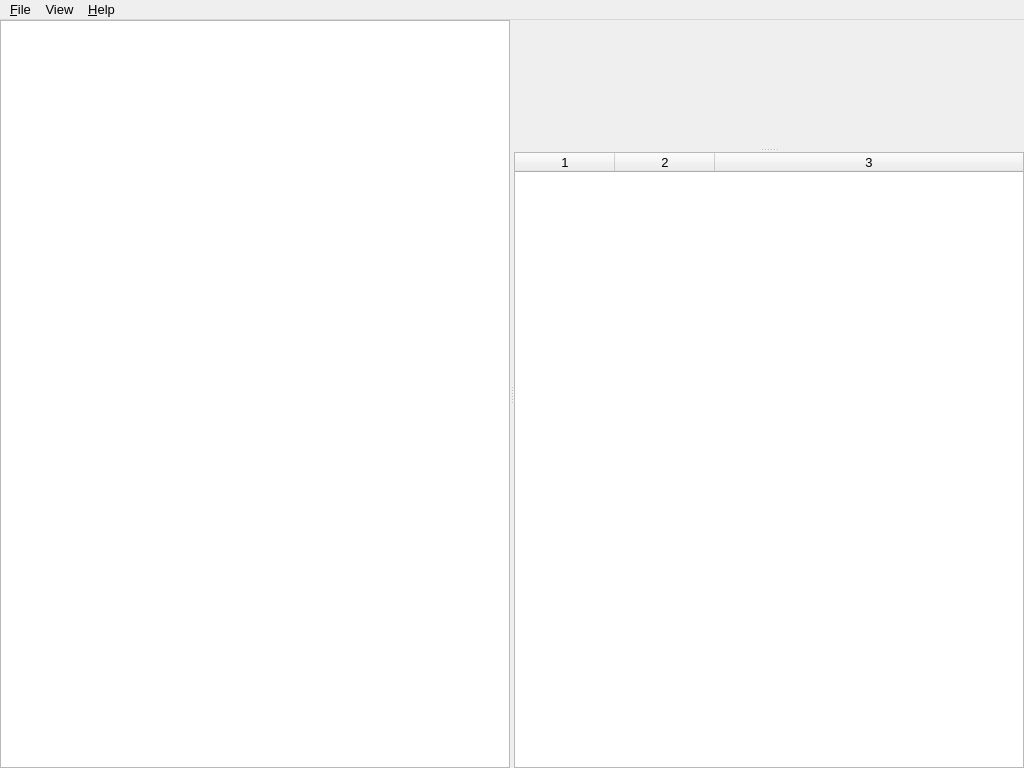
First picture: the form in src/gui/applicationwindow_view.ui, repository eseo-emc/emctestbench, before the edit.
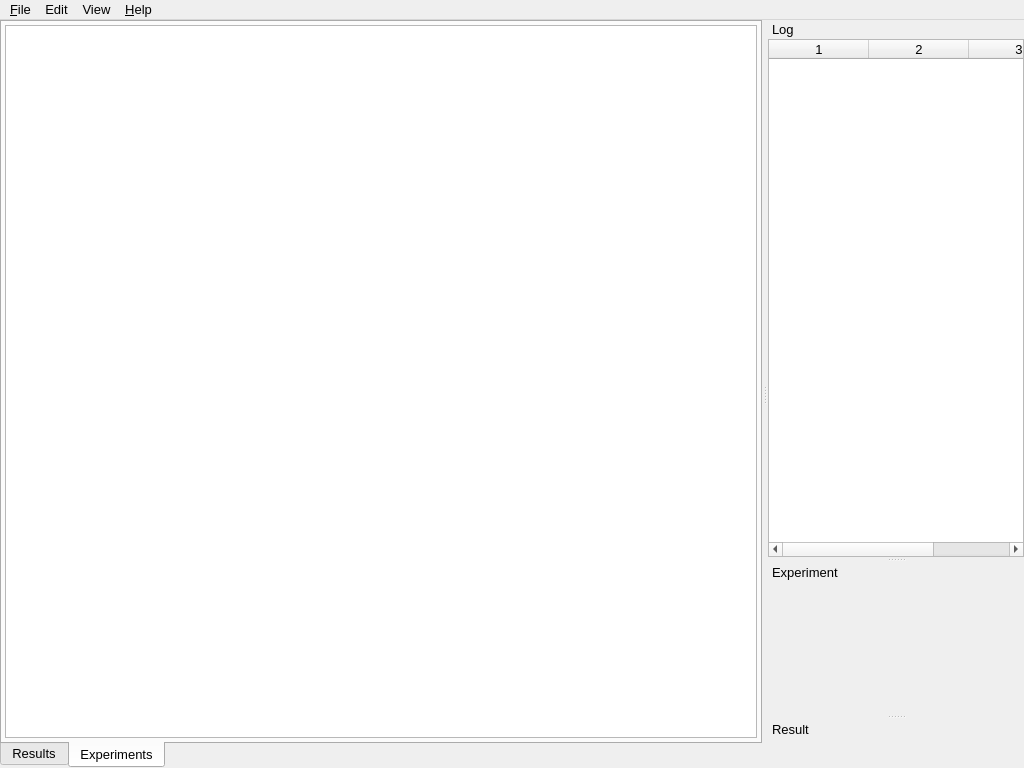
Second picture: the form after the edit. The open tabs and pages were chosen to show the change. Custom widgets are drawn as their Qt base class.

The edit to the form file:
```diff
--- a/src/gui/applicationwindow_view.ui
+++ b/src/gui/applicationwindow_view.ui
@@ -18,118 +18,86 @@
   <property name="windowTitle">
    <string>EMC Testbench</string>
   </property>
+  <property name="dockNestingEnabled">
+   <bool>true</bool>
+  </property>
   <widget class="QWidget" name="centralwidget">
-   <layout class="QHBoxLayout" name="horizontalLayout">
+   <layout class="QVBoxLayout" name="verticalLayout_2">
     <property name="margin">
      <number>0</number>
     </property>
     <item>
-     <widget class="QSplitter" name="splitter_2">
-      <property name="orientation">
-       <enum>Qt::Horizontal</enum>
+     <widget class="QTabWidget" name="mainTabWidget">
+      <property name="tabPosition">
+       <enum>QTabWidget::South</enum>
       </property>
-      <widget class="SystemTreeWidget" name="systemTree">
-       <property name="contextMenuPolicy">
-        <enum>Qt::CustomContextMenu</enum>
-       </property>
-       <property name="iconSize">
-        <size>
-         <width>18</width>
-         <height>18</height>
-        </size>
-       </property>
-       <property name="columnCount">
-        <number>1</number>
-       </property>
-       <attribute name="headerVisible">
-        <bool>false</bool>
+      <property name="currentIndex">
+       <number>0</number>
+      </property>
+      <widget class="QWidget" name="resultsTab">
+       <attribute name="title">
+        <string>Results</string>
        </attribute>
-       <attribute name="headerMinimumSectionSize">
-        <number>1</number>
-       </attribute>
-       <column>
-        <property name="text">
-         <string notr="true">1</string>
+       <layout class="QHBoxLayout" name="horizontalLayout_5">
+        <property name="leftMargin">
+         <number>3</number>
         </property>
-       </column>
+        <property name="topMargin">
+         <number>3</number>
+        </property>
+        <property name="rightMargin">
+         <number>3</number>
+        </property>
+        <property name="bottomMargin">
+         <number>6</number>
+        </property>
+        <item>
+         <widget class="ExperimentResultCollectionController" name="experimentResultTree" native="true"/>
+        </item>
+       </layout>
       </widget>
-      <widget class="QSplitter" name="splitter">
-       <property name="orientation">
-        <enum>Qt::Vertical</enum>
-       </property>
-       <widget class="QWidget" name="">
-        <layout class="QVBoxLayout" name="verticalLayout">
-         <property name="spacing">
-          <number>0</number>
-         </property>
-         <item>
-          <widget class="DropWidget" name="mainDropWidget" native="true"/>
-         </item>
-         <item>
-          <spacer name="verticalSpacer">
-           <property name="orientation">
-            <enum>Qt::Vertical</enum>
-           </property>
-           <property name="sizeHint" stdset="0">
-            <size>
-             <width>20</width>
-             <height>40</height>
-            </size>
-           </property>
-          </spacer>
-         </item>
-        </layout>
-       </widget>
-       <widget class="LogWidget" name="logView">
-        <property name="editTriggers">
-         <set>QAbstractItemView::NoEditTriggers</set>
-        </property>
-        <property name="selectionMode">
-         <enum>QAbstractItemView::SingleSelection</enum>
-        </property>
-        <property name="selectionBehavior">
-         <enum>QAbstractItemView::SelectRows</enum>
-        </property>
-        <property name="iconSize">
-         <size>
-          <width>18</width>
-          <height>18</height>
-         </size>
-        </property>
-        <property name="showGrid">
-         <bool>false</bool>
-        </property>
-        <property name="cornerButtonEnabled">
-         <bool>false</bool>
-        </property>
-        <property name="columnCount">
+      <widget class="QWidget" name="experimentTab">
+       <attribute name="title">
+        <string>Experiments</string>
+       </attribute>
+       <layout class="QHBoxLayout" name="horizontalLayout_2">
+        <property name="margin">
          <number>3</number>
         </property>
-        <attribute name="horizontalHeaderCascadingSectionResizes">
-         <bool>false</bool>
-        </attribute>
-        <attribute name="horizontalHeaderMinimumSectionSize">
-         <number>1</number>
-        </attribute>
-        <attribute name="horizontalHeaderShowSortIndicator" stdset="0">
-         <bool>false</bool>
-        </attribute>
-        <attribute name="horizontalHeaderStretchLastSection">
-         <bool>true</bool>
-        </attribute>
-        <attribute name="verticalHeaderVisible">
-         <bool>false</bool>
-        </attribute>
-        <attribute name="verticalHeaderCascadingSectionResizes">
-         <bool>false</bool>
-        </attribute>
-        <attribute name="verticalHeaderDefaultSectionSize">
-         <number>17</number>
-        </attribute>
-        <column/>
-        <column/>
-        <column/>
-       </widget>
+        <item>
+         <widget class="ExperimentTreeWidget" name="experimentTree">
+          <property name="font">
+           <font>
+            <family>MS Shell Dlg 2</family>
+            <pointsize>10</pointsize>
+           </font>
+          </property>
+          <property name="contextMenuPolicy">
+           <enum>Qt::CustomContextMenu</enum>
+          </property>
+          <property name="iconSize">
+           <size>
+            <width>18</width>
+            <height>18</height>
+           </size>
+          </property>
+          <property name="columnCount">
+           <number>1</number>
+          </property>
+          <attribute name="headerVisible">
+           <bool>false</bool>
+          </attribute>
+          <attribute name="headerMinimumSectionSize">
+           <number>1</number>
+          </attribute>
+          <column>
+           <property name="text">
+            <string notr="true">1</string>
+           </property>
+          </column>
+         </widget>
+        </item>
+       </layout>
       </widget>
      </widget>
     </item>
@@ -141,9 +109,14 @@
      <x>0</x>
      <y>0</y>
      <width>1024</width>
-     <height>18</height>
+     <height>21</height>
     </rect>
    </property>
+   <property name="font">
+    <font>
+     <pointsize>10</pointsize>
+    </font>
+   </property>
    <widget class="QMenu" name="menuFile">
     <property name="title">
      <string>&amp;File</string>
@@ -162,18 +135,171 @@
     </property>
     <widget class="QMenu" name="menuLogging_Level">
      <property name="title">
-      <string>Logging Level</string>
+      <string>Logging level</string>
      </property>
      <addaction name="actionErrors_only"/>
      <addaction name="actionInfo"/>
      <addaction name="actionDebug"/>
     </widget>
     <addaction name="menuLogging_Level"/>
+    <addaction name="separator"/>
+    <addaction name="actionTree_left"/>
+    <addaction name="actionTree_on_top"/>
+   </widget>
+   <widget class="QMenu" name="menuEdit">
+    <property name="title">
+     <string>Edit</string>
+    </property>
    </widget>
    <addaction name="menuFile"/>
+   <addaction name="menuEdit"/>
    <addaction name="menuView"/>
    <addaction name="menu_Help"/>
   </widget>
+  <widget class="QDockWidget" name="logWindow">
+   <property name="features">
+    <set>QDockWidget::DockWidgetMovable</set>
+   </property>
+   <property name="allowedAreas">
+    <set>Qt::BottomDockWidgetArea|Qt::RightDockWidgetArea</set>
+   </property>
+   <property name="windowTitle">
+    <string>Log</string>
+   </property>
+   <attribute name="dockWidgetArea">
+    <number>2</number>
+   </attribute>
+   <widget class="QWidget" name="dockWidgetContents">
+    <layout class="QHBoxLayout" name="horizontalLayout">
+     <property name="margin">
+      <number>0</number>
+     </property>
+     <item>
+      <widget class="LogWidget" name="logView">
+       <property name="font">
+        <font>
+         <family>MS Shell Dlg 2</family>
+         <pointsize>10</pointsize>
+        </font>
+       </property>
+       <property name="editTriggers">
+        <set>QAbstractItemView::NoEditTriggers</set>
+       </property>
+       <property name="selectionMode">
+        <enum>QAbstractItemView::SingleSelection</enum>
+       </property>
+       <property name="selectionBehavior">
+        <enum>QAbstractItemView::SelectRows</enum>
+       </property>
+       <property name="iconSize">
+        <size>
+         <width>18</width>
+         <height>18</height>
+        </size>
+       </property>
+       <property name="showGrid">
+        <bool>false</bool>
+       </property>
+       <property name="cornerButtonEnabled">
+        <bool>false</bool>
+       </property>
+       <property name="columnCount">
+        <number>3</number>
+       </property>
+       <attribute name="horizontalHeaderCascadingSectionResizes">
+        <bool>false</bool>
+       </attribute>
+       <attribute name="horizontalHeaderMinimumSectionSize">
+        <number>1</number>
+       </attribute>
+       <attribute name="horizontalHeaderShowSortIndicator" stdset="0">
+        <bool>false</bool>
+       </attribute>
+       <attribute name="horizontalHeaderStretchLastSection">
+        <bool>true</bool>
+       </attribute>
+       <attribute name="verticalHeaderVisible">
+        <bool>false</bool>
+       </attribute>
+       <attribute name="verticalHeaderCascadingSectionResizes">
+        <bool>false</bool>
+       </attribute>
+       <attribute name="verticalHeaderDefaultSectionSize">
+        <number>17</number>
+       </attribute>
+       <column/>
+       <column/>
+       <column/>
+      </widget>
+     </item>
+    </layout>
+   </widget>
+  </widget>
+  <widget class="QDockWidget" name="experimentViewer">
+   <property name="features">
+    <set>QDockWidget::DockWidgetMovable</set>
+   </property>
+   <property name="allowedAreas">
+    <set>Qt::BottomDockWidgetArea|Qt::RightDockWidgetArea</set>
+   </property>
+   <property name="windowTitle">
+    <string>Experiment</string>
+   </property>
+   <attribute name="dockWidgetArea">
+    <number>2</number>
+   </attribute>
+   <widget class="QWidget" name="dockWidgetContents_2">
+    <layout class="QHBoxLayout" name="horizontalLayout_4">
+     <property name="margin">
+      <number>0</number>
+     </property>
+     <item>
+      <layout class="QVBoxLayout" name="verticalLayout">
+       <property name="spacing">
+        <number>0</number>
+       </property>
+       <item>
+        <widget class="DropWidget" name="mainDropWidget" native="true"/>
+       </item>
+       <item>
+        <spacer name="verticalSpacer">
+         <property name="orientation">
+          <enum>Qt::Vertical</enum>
+         </property>
+         <property name="sizeHint" stdset="0">
+          <size>
+           <width>20</width>
+           <height>40</height>
+          </size>
+         </property>
+        </spacer>
+       </item>
+      </layout>
+     </item>
+    </layout>
+   </widget>
+  </widget>
+  <widget class="QDockWidget" name="resultViewer">
+   <property name="features">
+    <set>QDockWidget::DockWidgetMovable</set>
+   </property>
+   <property name="allowedAreas">
+    <set>Qt::RightDockWidgetArea|Qt::TopDockWidgetArea</set>
+   </property>
+   <property name="windowTitle">
+    <string>Result</string>
+   </property>
+   <attribute name="dockWidgetArea">
+    <number>2</number>
+   </attribute>
+   <widget class="QWidget" name="resultViewerWidget">
+    <layout class="QVBoxLayout" name="resultVerticalLayout">
+     <property name="margin">
+      <number>0</number>
+     </property>
+    </layout>
+   </widget>
+  </widget>
   <action name="action_Quit">
    <property name="text">
     <string>&amp;Quit</string>
@@ -202,6 +328,22 @@
     <string>Debug</string>
    </property>
   </action>
+  <action name="actionTree_on_top">
+   <property name="text">
+    <string>Tree on &amp;top</string>
+   </property>
+   <property name="shortcut">
+    <string>Ctrl+2</string>
+   </property>
+  </action>
+  <action name="actionTree_left">
+   <property name="text">
+    <string>Tree &amp;left</string>
+   </property>
+   <property name="shortcut">
+    <string>Ctrl+1</string>
+   </property>
+  </action>
  </widget>
  <customwidgets>
   <customwidget>
@@ -216,9 +358,15 @@
    <header>gui.logwidget.h</header>
   </customwidget>
   <customwidget>
-   <class>SystemTreeWidget</class>
+   <class>ExperimentTreeWidget</class>
    <extends>QTreeWidget</extends>
-   <header>gui.systemtreewidget.h</header>
+   <header>gui.experimenttreewidget.h</header>
+  </customwidget>
+  <customwidget>
+   <class>ExperimentResultCollectionController</class>
+   <extends>QWidget</extends>
+   <header>gui.experimentresultcollection_controller.h</header>
+   <container>1</container>
   </customwidget>
  </customwidgets>
  <resources>
```
